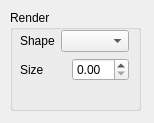
Before: the Qt Designer form Project/grenderwidget.ui in nicobabot/KingGarron_Engine, drawn with Qt 5.
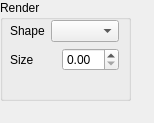
After: the same form once the commit is applied.

Diff of the .ui file:
```diff
--- a/Project/grenderwidget.ui
+++ b/Project/grenderwidget.ui
@@ -16,16 +16,22 @@
   <widget class="QGroupBox" name="groupBox">
    <property name="geometry">
     <rect>
-     <x>10</x>
-     <y>10</y>
+     <x>0</x>
+     <y>0</y>
      <width>131</width>
      <height>101</height>
     </rect>
    </property>
+   <property name="minimumSize">
+    <size>
+     <width>131</width>
+     <height>101</height>
+    </size>
+   </property>
    <property name="title">
     <string>Render</string>
    </property>
-   <widget class="QWidget" name="">
+   <widget class="QWidget" name="layoutWidget">
     <property name="geometry">
      <rect>
       <x>10</x>
```
Left out of the diff: 2 changed lines with no effect on the pictures.
